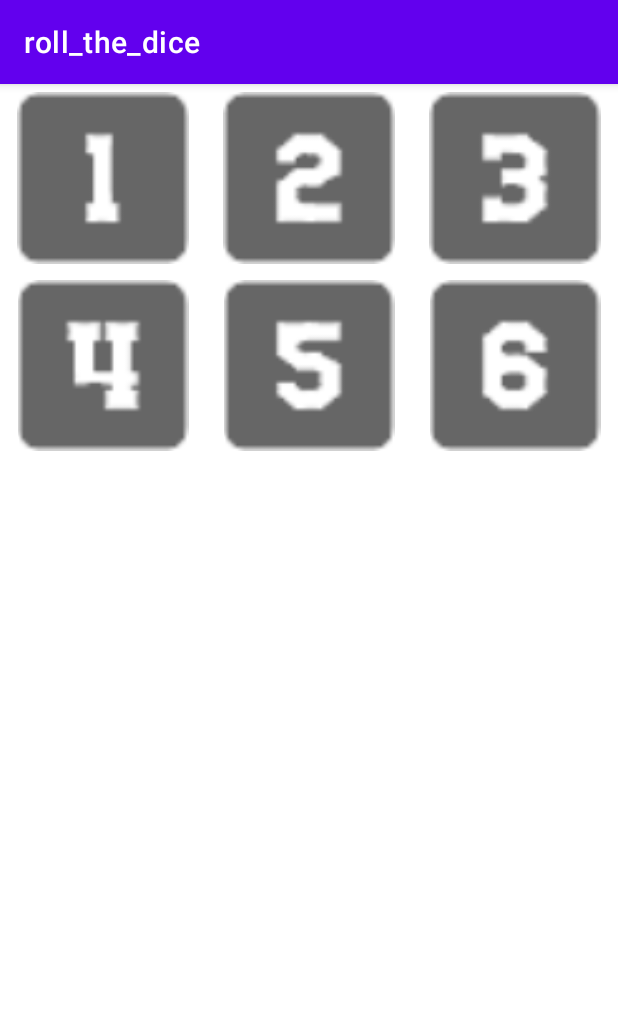
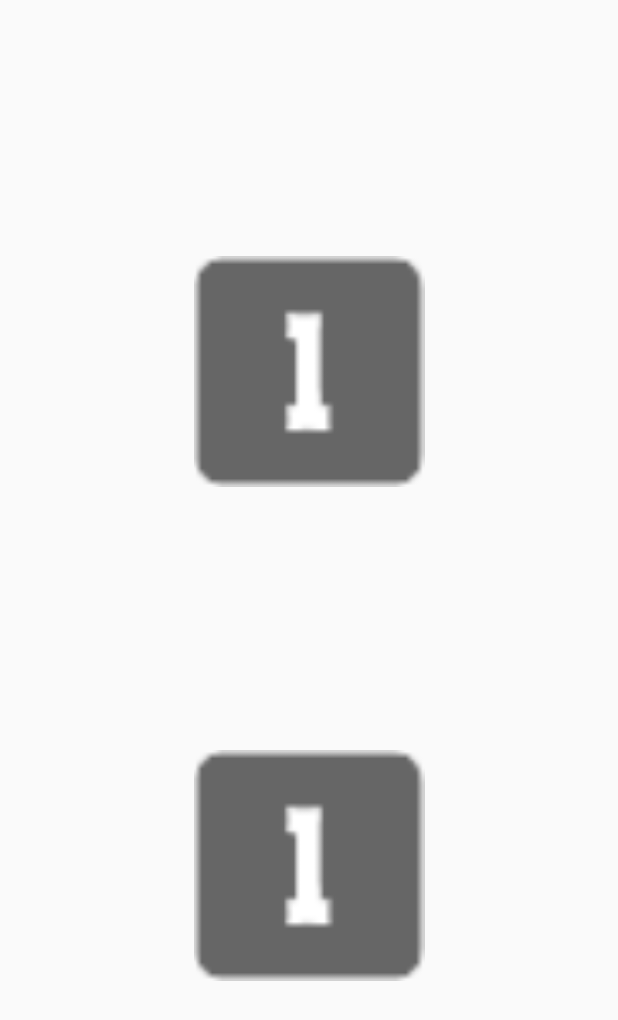
Before and after one commit to margopon/ritar, an Android app: the screen it shows after launch (MainActivity), on a phone screen of 412 x 824 dp. Shown: the top 1020 px of the screen. Run offline under Robolectric (Android 15) with nearby library versions, the phone set to English and light mode, and no system bars.

Commit message:
the last commit

```diff
--- a/app/src/main/AndroidManifest.xml
+++ b/app/src/main/AndroidManifest.xml
@@ -8,7 +8,7 @@
         android:label="@string/app_name"
         android:roundIcon="@mipmap/ic_launcher_round"
         android:supportsRtl="true"
-        android:theme="@style/Theme.Roll_the_dice">
+        android:theme="@style/Theme.Design.Light.NoActionBar">
         <activity android:name=".MainActivity">
             <intent-filter>
                 <action android:name="android.intent.action.MAIN" />
--- a/app/src/main/java/com/example/roll_the_dice/MainActivity.kt
+++ b/app/src/main/java/com/example/roll_the_dice/MainActivity.kt
@@ -21,18 +21,7 @@ class MainActivity : AppCompatActivity() {
     private var soundId4 = 0
     private var soundId5 = 0
     private var soundId6 = 0
-    private var soundId7 = 0
-    private var soundId8 = 0
-    private var soundId9 = 0
-    private var soundId10 = 0
-    private var soundId11 = 0
-    private var soundId12 = 0
-    private var soundId13 = 0
-    private var soundId14 = 0
-    private var soundId15 = 0
-    private var soundId16 = 0
-    private var soundId17 = 0
-    private var soundId18 = 0
+
 
     var play_sound_bufffer = 0
 
@@ -41,7 +30,7 @@ class MainActivity : AppCompatActivity() {
         super.onCreate(savedInstanceState)
         setContentView(R.layout.activity_main)
 
-        findViewById<ImageView>(R.id.dice).setOnClickListener {
+        findViewById<ImageView>(R.id.center_image).setOnClickListener {
             MainScope().launch {
 
                 var Random_Number = Random.nextInt(1..6)
@@ -50,7 +39,7 @@ class MainActivity : AppCompatActivity() {
                 var rotation_Time: Long = 1
                 var numberOfRotations_begin = Random.nextInt(1..2)
                 var numberOfRotations_end = Random.nextInt(5..7)
-                var Dice_scale: Float = 0.05F
+                var Dice_scale: Float = 0.001F
 
 
                 for (i in numberOfRotations_begin..numberOfRotations_end) {
@@ -75,30 +64,30 @@ class MainActivity : AppCompatActivity() {
 
 
 
-                    findViewById<ImageView>(R.id.dice).setImageResource(
+                    findViewById<ImageView>(R.id.center_image).setImageResource(
                         when (Random_Number) {
-                            1 -> R.drawable.one
-                            2 -> R.drawable.two
-                            3 -> R.drawable.three
-                            4 -> R.drawable.four
-                            5 -> R.drawable.five
-                            6 -> R.drawable.six
+                            1 -> R.drawable.child
+                            2 -> R.drawable.momo
+                            3 -> R.drawable.drum
+                            4 -> R.drawable.trumpet
+                            5 -> R.drawable.waterfall
+                            6 -> R.drawable.wind
                             else -> R.drawable.ic_launcher_foreground
                         }
                     )
                     if (random_Buffer_XY) {
                         for (i in 90..179) {
                             it.rotationX = it.rotationX + rotateDirection
-                            it.scaleX = it.scaleX + Dice_scale
-                            it.scaleY = it.scaleY + Dice_scale
+                            it.scaleX = it.scaleX - Dice_scale
+                            it.scaleY = it.scaleY - Dice_scale
                             delay(rotation_Time)
                         }
 
                     } else {
                         for (i in 90..179) {
                             it.rotationY = it.rotationY + rotateDirection
-                            it.scaleX = it.scaleX + Dice_scale
-                            it.scaleY = it.scaleY + Dice_scale
+                            it.scaleX = it.scaleX - Dice_scale
+                            it.scaleY = it.scaleY - Dice_scale
                             delay(rotation_Time)
                         }
                     }
@@ -107,30 +96,83 @@ class MainActivity : AppCompatActivity() {
                 playSound(Random_Number)
             }
         }
+
+        findViewById<ImageView>(R.id.center_image2).setOnClickListener {
+            MainScope().launch {
+
+                var Random_Number = Random.nextInt(1..6)
+                var rotateDirection = arrayListOf(-1, 1).random()
+                var random_Buffer_XY = Random.nextBoolean()
+                var rotation_Time: Long = 1
+                var numberOfRotations_begin = Random.nextInt(1..2)
+                var numberOfRotations_end = Random.nextInt(5..7)
+                var Dice_scale: Float = 0.001F
+
+
+                for (i in numberOfRotations_begin..numberOfRotations_end) {
+
+                    Random_Number = Random.nextInt(1..6)
+                    rotateDirection = arrayListOf(-1, 1).random()
+                    random_Buffer_XY = Random.nextBoolean()
+
+
+                    if (random_Buffer_XY) {
+                        for (i in 0..89) {
+                            it.rotationX = it.rotationX + rotateDirection
+                            it.scaleX = it.scaleX + Dice_scale
+                            it.scaleY = it.scaleY + Dice_scale
+                            delay(rotation_Time)}}
+                    else {
+                        for (i in 0..89) {
+                            it.rotationY = it.rotationY + rotateDirection
+                            it.scaleX = it.scaleX + Dice_scale
+                            it.scaleY = it.scaleY + Dice_scale
+                            delay(rotation_Time)}}
+
+
+
+                    findViewById<ImageView>(R.id.center_image2).setImageResource(
+                        when (Random_Number) {
+                            1 -> R.drawable.child
+                            2 -> R.drawable.momo
+                            3 -> R.drawable.drum
+                            4 -> R.drawable.trumpet
+                            5 -> R.drawable.waterfall
+                            6 -> R.drawable.wind
+                            else -> R.drawable.ic_launcher_foreground
+                        }
+                    )
+                    if (random_Buffer_XY) {
+                        for (i in 90..179) {
+                            it.rotationX = it.rotationX + rotateDirection
+                            it.scaleX = it.scaleX - Dice_scale
+                            it.scaleY = it.scaleY - Dice_scale
+                            delay(rotation_Time)
+                        }
+
+                    } else {
+                        for (i in 90..179) {
+                            it.rotationY = it.rotationY + rotateDirection
+                            it.scaleX = it.scaleX - Dice_scale
+                            it.scaleY = it.scaleY - Dice_scale
+                            delay(rotation_Time)
+                        }
+                    }
+                }
+                play_sound_bufffer = Random_Number
+                playSound(Random_Number)
+            }
+        }
+
         soundPool = SoundPool(1, AudioManager.STREAM_MUSIC, 0)
-        soundId1 = soundPool!!.load(baseContext, R.raw.one, 1)
-        soundId2 = soundPool!!.load(baseContext, R.raw.two, 1)
-        soundId3 = soundPool!!.load(baseContext, R.raw.three, 1)
-        soundId4 = soundPool!!.load(baseContext, R.raw.four, 1)
-        soundId5 = soundPool!!.load(baseContext, R.raw.five, 1)
-        soundId6 = soundPool!!.load(baseContext, R.raw.six, 1)
-        soundId7 = soundPool!!.load(baseContext, R.raw.seven, 1)
-        soundId8 = soundPool!!.load(baseContext, R.raw.eight, 1)
-        soundId9= soundPool!!.load(baseContext, R.raw.nine, 1)
-        soundId10 = soundPool!!.load(baseContext, R.raw.ten, 1)
-        soundId11 = soundPool!!.load(baseContext, R.raw.eleven, 1)
-        soundId12 = soundPool!!.load(baseContext, R.raw.twelve, 1)
+        soundId1 = soundPool!!.load(baseContext, R.raw.sound_child, 1)
+        soundId2 = soundPool!!.load(baseContext, R.raw.sound_momo, 1)
+        soundId3 = soundPool!!.load(baseContext, R.raw.sound_drum, 1)
+        soundId4 = soundPool!!.load(baseContext, R.raw.sound_trumpet, 1)
+        soundId5 = soundPool!!.load(baseContext, R.raw.sound_waterfall, 1)
+        soundId6 = soundPool!!.load(baseContext, R.raw.sound_wind, 1)
 
-        soundId13 = soundPool!!.load(baseContext, R.raw.rabochiy, 1)
-        soundId14 = soundPool!!.load(baseContext, R.raw.rabochiy2, 1)
-        soundId15 = soundPool!!.load(baseContext, R.raw.crash, 1)
-        soundId16 = soundPool!!.load(baseContext, R.raw.hihatclosed1, 1)
-        soundId17 = soundPool!!.load(baseContext, R.raw.hihatopened1, 1)
-        soundId18 = soundPool!!.load(baseContext, R.raw.bochka, 1)
 
-        findViewById<ImageView>(R.id.btn_four).setOnClickListener{ MainScope().launch { playSound(18) }}
-        findViewById<ImageView>(R.id.btn_five).setOnClickListener{ MainScope().launch { playSound(16) }}
-        findViewById<ImageView>(R.id.btn_six).setOnClickListener{ MainScope().launch { playSound(13) }}
 
     }
     fun playSound(sound: Int) {
@@ -142,31 +184,10 @@ class MainActivity : AppCompatActivity() {
             4 -> soundId = soundId4
             5 -> soundId = soundId5
             6 -> soundId = soundId6
-            7 -> soundId = soundId7
-            8 -> soundId = soundId8
-            9 -> soundId = soundId9
-            10 -> soundId = soundId10
-            11 -> soundId = soundId11
-            12 -> soundId = soundId12
 
-            13 -> soundId = soundId13
-            14 -> soundId = soundId14
-            15 -> soundId = soundId15
-            16 -> soundId = soundId16
-            17 -> soundId = soundId17
-            18 -> soundId = soundId18
             else -> print("Error!")
         }
         soundPool?.play(soundId, 1F, 1F, 0, 0, 1F)
     }
 
-    fun PlaySound18(view: View)
-    {soundPool?.play(soundId18, 1F, 1F, 0, 0, 1F)}
-
-    fun PlaySound16(view: View)
-    {soundPool?.play(soundId16, 1F, 1F, 0, 0, 1F)}
-
-    fun PlaySound13(view: View)
-    {soundPool?.play(soundId13, 1F, 1F, 0, 0, 1F)}
-
 }
--- a/app/src/main/res/layout/activity_main.xml
+++ b/app/src/main/res/layout/activity_main.xml
@@ -8,35 +8,39 @@
 
     <LinearLayout
         android:layout_width="match_parent"
-        android:layout_height="250dp"
+        android:layout_height="match_parent"
         android:orientation="vertical"
 
         app:layout_constraintEnd_toEndOf="parent"
         app:layout_constraintStart_toStartOf="parent"
+        app:layout_constraintBottom_toBottomOf="parent"
         app:layout_constraintTop_toTopOf="parent">
 
         <LinearLayout
             android:layout_width="match_parent"
             android:layout_height="match_parent"
-            android:layout_weight="1"
-            android:orientation="horizontal">
+            android:orientation="horizontal"
+            android:layout_weight="1">
+        </LinearLayout>
+
+        <LinearLayout
+            android:layout_width="match_parent"
+            android:layout_height="match_parent"
+            android:orientation="horizontal"
+            android:layout_weight="1">
 
             <ImageView
-                android:id="@+id/btn_one"
+                android:id="@+id/center_image2"
                 style="@style/buttons"
                 app:srcCompat="@drawable/one" />
 
-            <ImageView
-                android:id="@+id/btn_two"
-                style="@style/buttons"
-                app:srcCompat="@drawable/two" />
+        </LinearLayout>
 
-            <ImageView
-                android:id="@+id/btn_three"
-                style="@style/buttons"
-                app:srcCompat="@drawable/three" />
-
-
+        <LinearLayout
+        android:layout_width="match_parent"
+        android:layout_height="match_parent"
+        android:orientation="horizontal"
+        android:layout_weight="1">
         </LinearLayout>
 
         <LinearLayout
@@ -46,21 +50,18 @@
             android:orientation="horizontal">
 
             <ImageView
-                android:id="@+id/btn_four"
+                android:id="@+id/center_image"
                 style="@style/buttons"
-                app:srcCompat="@drawable/four" />
+                app:srcCompat="@drawable/one" />
+        </LinearLayout>
 
-            <ImageView
-                android:id="@+id/btn_five"
-                style="@style/buttons"
-                app:srcCompat="@drawable/five" />
+        <LinearLayout
+            android:layout_width="match_parent"
+            android:layout_height="match_parent"
+            android:orientation="horizontal"
+            android:layout_weight="1">
+        </LinearLayout>
 
-            <ImageView
-                android:id="@+id/btn_six"
-                style="@style/buttons"
-                app:srcCompat="@drawable/six" />
-
-        </LinearLayout>
     </LinearLayout>
 
 
--- a/app/src/main/res/values/strings.xml
+++ b/app/src/main/res/values/strings.xml
@@ -1,3 +1,3 @@
 <resources>
-    <string name="app_name">roll_the_dice</string>
+    <string name="app_name">rita</string>
 </resources>
```
Also changed, not shown: app/src/main/res/drawable-v24/child.jpg (added), app/src/main/res/drawable-v24/drum.jpg (added), app/src/main/res/drawable-v24/momo.jpg (added), app/src/main/res/drawable-v24/trumpet.jpg (added), app/src/main/res/drawable-v24/wind.jpg (added), 7 other files.
